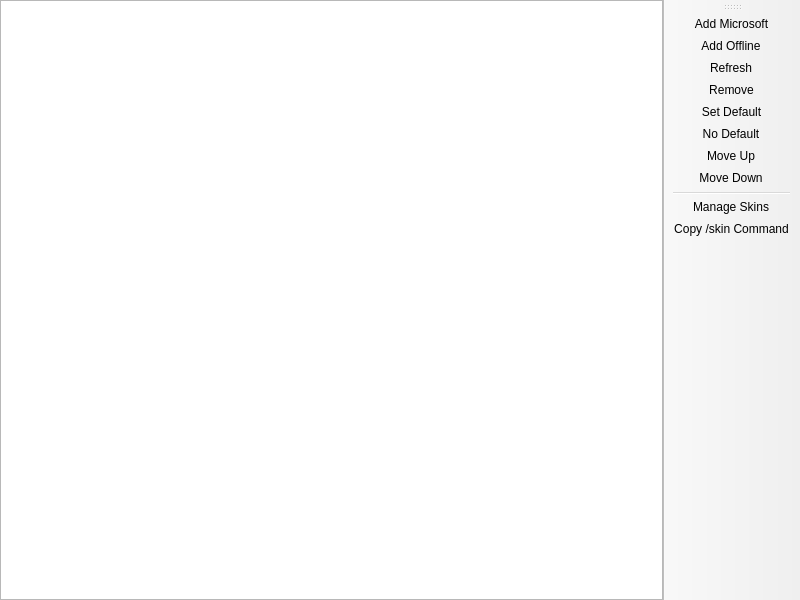
Towartz/PrismLauncher, file launcher/ui/pages/global/AccountListPage.ui: the form before one commit.
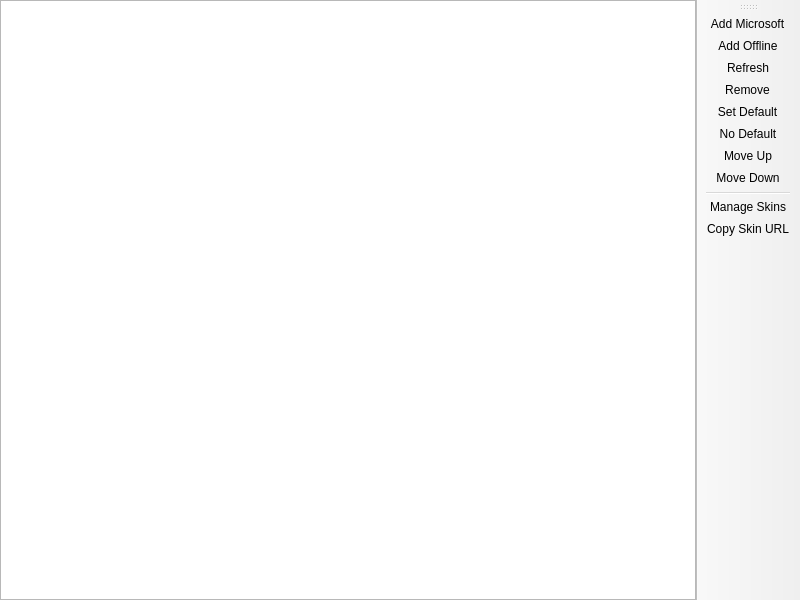
The form after the commit. Custom widgets are drawn as their Qt base class.

Commit message: feat(skin): support direct skin URL copying, multi-server format presets, and manual URL editing

Patch:
```diff
--- a/launcher/ui/pages/global/AccountListPage.ui
+++ b/launcher/ui/pages/global/AccountListPage.ui
@@ -120,7 +120,7 @@
   </action>
   <action name="actionCopySkinCommand">
    <property name="text">
-    <string>&amp;Copy /skin Command</string>
+    <string>&amp;Copy Skin URL</string>
    </property>
    <property name="toolTip">
     <string>Copy the /skin command for this offline account to clipboard</string>
```
Left out of the diff: 2 changed lines with no effect on the pictures. The commit also changes 6 other files.
